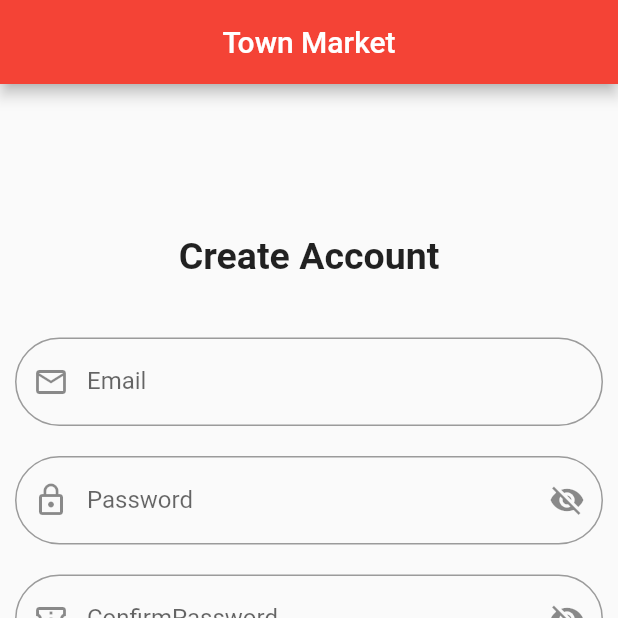
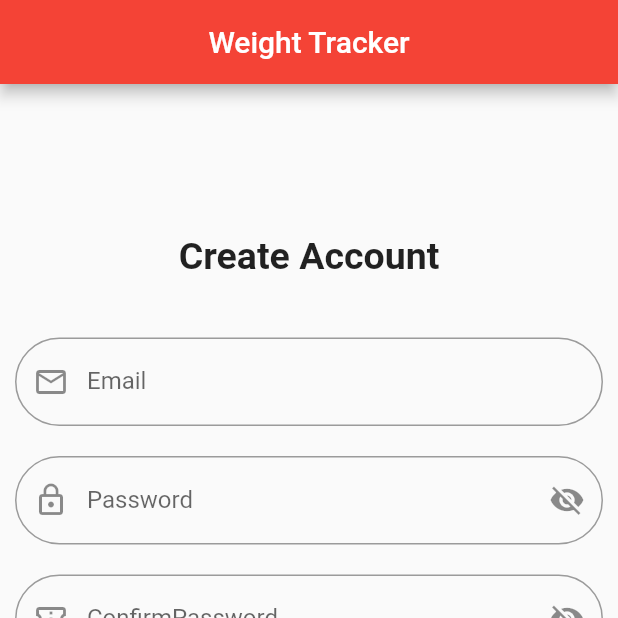
Before and after one commit to Bassem9999/myTask, a Flutter app: the LoginPage screen opened directly, after a tap on "Login", after a tap on "create One", on a phone screen of 412 x 824 dp, the top half of it. Run offline on Flutter 3.47's test engine with Material 2 defaults, Android fonts, the phone set to English and light mode, and no system bars; our stand-ins replace cloud_firestore, firebase_auth, firebase_core, flutter_riverpod, shared_preferences; accounts and stored records are empty.

Commit message:
first commit

```diff
--- a/lib/controller/appStates.dart
+++ /dev/null
@@ -1,21 +0,0 @@
-abstract class AppStates{}
-
-class NewsIntialState extends AppStates{}
-
-class ChangeChoiceState extends AppStates{}
-
-class AddtoCartState extends AppStates{}
-
-class PasswordVisibilityState extends AppStates{}
-
-class LoginLoadingState extends AppStates{}
-
-class LoginNotLoadingState extends AppStates{}
-
-class SignUpLoadingState extends AppStates{}
-
-class SignUpNotLoadingState extends AppStates{}
-
-class DeleteWeightState extends AppStates{}
-
-class UpdateWeightState extends AppStates{}
--- /dev/null
+++ b/lib/model/model.dart
@@ -0,0 +1,20 @@
+
+
+class WeightsModel{
+ late String weight;
+ late String time;
+
+
+  WeightsModel(this.weight,this.time);
+  WeightsModel.fromJson(var json){
+    weight = json['weight'];
+    time = json['time'];
+  }
+
+  Map<String,dynamic> toJson(){
+    return {'weight':weight, 'time':time};
+  }
+
+
+
+}
--- a/lib/view/login.dart
+++ b/lib/view/login.dart
@@ -1,20 +1,15 @@
 import 'package:flutter/material.dart';
-import 'package:flutter_bloc/flutter_bloc.dart';
-import '../controller/appStates.dart';
-import '../controller/appCubit.dart';
-import '../model/components.dart';
+import '../components.dart';
+import '../view_model/view_model.dart';
 import 'signup.dart';
 
 class LoginPage extends StatelessWidget {
-  const LoginPage({Key? key}) : super(key: key);
+   LoginPage({Key? key}) : super(key: key);
 
+   AppViewModel viewModel = AppViewModel();
   @override
   Widget build(BuildContext context) {
-    return BlocConsumer<AppCubit,AppStates>(
-      listener: (context, state) {},
-      builder: (context, state) {
-      var cubit = AppCubit.get(context);
-      return Scaffold(
+    return Scaffold(
       appBar: AppBar(title: const Text("Weight Tracker"),
       centerTitle: true,
       automaticallyImplyLeading: false, ),
@@ -32,10 +27,10 @@ class LoginPage extends StatelessWidget {
                   const SizedBox(height: 30,),
 
                    myTextField('Email',Icons.email_outlined ,const Icon(null) ,(){},loginemail,false,myvalEmail),
-                   myTextField('Password',Icons.lock_outline,cubit.isvisible? const Icon(Icons.visibility_off):const Icon(Icons.visibility) ,cubit.visibility,loginpassword,cubit.isvisible,myvalPassword),
+                   myTextField('Password',Icons.lock_outline,viewModel.isvisible? const Icon(Icons.visibility_off):const Icon(Icons.visibility) ,viewModel.visibility,loginpassword,viewModel.isvisible,myvalPassword),
 
-                  ElevatedButton(onPressed:(){cubit.login(context);},
-                   child: cubit.loginTap? Container(
+                  ElevatedButton(onPressed:(){viewModel.login(context);},
+                   child: viewModel.loginTap? Container(
                     margin: const EdgeInsets.symmetric(horizontal: 122,vertical: 10),child: const CircularProgressIndicator(color: Colors.white,strokeWidth:4.5 ,)) :
                    const Text("Login ",style: TextStyle(fontSize: 18),),
                   style: ElevatedButton.styleFrom(
@@ -55,6 +50,6 @@ class LoginPage extends StatelessWidget {
           )
         ],
       ),
-    );});
+    );
   }
 }
--- a/lib/view/signup.dart
+++ b/lib/view/signup.dart
@@ -1,21 +1,16 @@
 import 'package:flutter/material.dart';
-import 'package:flutter_bloc/flutter_bloc.dart';
-import '../controller/appCubit.dart';
-import '../controller/appStates.dart';
-import '../model/components.dart';
+import '../components.dart';
+import '../view_model/view_model.dart';
 import 'login.dart';
 
 class SignUpPage extends StatelessWidget {
-  const SignUpPage({Key? key}) : super(key: key);
+ SignUpPage({Key? key}) : super(key: key);
 
+      AppViewModel viewModel = AppViewModel();
   @override
   Widget build(BuildContext context) {
-    return BlocConsumer<AppCubit,AppStates>(
-      listener: (context, state) {},
-      builder: (context, state) {
-      var cubit = AppCubit.get(context);
-      return Scaffold(
-      appBar: AppBar(title: const Text("Town Market"),
+    return Scaffold(
+      appBar: AppBar(title: const Text("Weight Tracker"),
       centerTitle: true,
       automaticallyImplyLeading: false,
       ),
@@ -32,10 +27,10 @@ class SignUpPage extends StatelessWidget {
                   const Text("Create Account",style: TextStyle(fontSize: 25,fontWeight: FontWeight.bold),),
                   const SizedBox(height: 30,),
                    myTextField('Email',Icons.email_outlined ,const Icon(null),null,createemail,false,myvalEmail),
-                   myTextField('Password',Icons.lock_outline ,cubit.isvisible? const Icon(Icons.visibility_off):const Icon(Icons.visibility) ,cubit.visibility,createpassword,cubit.isvisible,myvalPassword),
-                   myTextField('ConfirmPassword',Icons.confirmation_number_outlined,cubit.isvisible? const Icon(Icons.visibility_off):const Icon(Icons.visibility) ,cubit.visibility,confirmpassword,cubit.isvisible,myvalConfirmPassword),
+                   myTextField('Password',Icons.lock_outline ,viewModel.isvisible? const Icon(Icons.visibility_off):const Icon(Icons.visibility) ,viewModel.visibility,createpassword,viewModel.isvisible,myvalPassword),
+                   myTextField('ConfirmPassword',Icons.confirmation_number_outlined,viewModel.isvisible? const Icon(Icons.visibility_off):const Icon(Icons.visibility) ,viewModel.visibility,confirmpassword,viewModel.isvisible,myvalConfirmPassword),
 
-                  ElevatedButton(onPressed:(){cubit.signUp(context);}, child:cubit.signupTap? Container(
+                  ElevatedButton(onPressed:(){viewModel.signUp(context);}, child: viewModel.signupTap? Container(
                     margin: const EdgeInsets.symmetric(horizontal: 122,vertical: 10),child: const CircularProgressIndicator(color: Colors.white,strokeWidth:4.5 ,)) :
                    const Text("Create Account ",style: TextStyle(fontSize: 17),),
                   style: ElevatedButton.styleFrom(
@@ -48,7 +43,7 @@ class SignUpPage extends StatelessWidget {
                     mainAxisAlignment: MainAxisAlignment.center,
                       children: [
                          const Text("Already have Account? ",),
-                         TextButton(child:const Text("Login "),onPressed: (){myPushNavigator(context,const LoginPage());},),
+                         TextButton(child:const Text("Login "),onPressed: (){myPushNavigator(context, LoginPage());},),
                       ],
                     ),
                 ],
@@ -57,6 +52,6 @@ class SignUpPage extends StatelessWidget {
           )
         ],
       ),
-    );});
+    );
 }
 }
--- a/lib/controller/appCubit.dart
+++ b/lib/view_model/view_model.dart
@@ -1,24 +1,33 @@
 import 'package:cloud_firestore/cloud_firestore.dart';
 import 'package:firebase_auth/firebase_auth.dart';
 import 'package:flutter/material.dart';
-import 'package:flutter_bloc/flutter_bloc.dart';
+import 'package:flutter_riverpod/flutter_riverpod.dart';
 import 'package:shared_preferences/shared_preferences.dart';
-import '../model/components.dart';
+
+import '../components.dart';
 import '../view/home.dart';
-import 'appStates.dart';
 
+final _firestore = FirebaseFirestore.instance;
+  final _auth = FirebaseAuth.instance;
 
-class AppCubit extends Cubit<AppStates>{
-  AppCubit() : super(NewsIntialState());
+ final dataProvider = StreamProvider<QuerySnapshot>(((ref) => getdata().asStream()));
 
- static AppCubit get(context) => BlocProvider.of(context);
+Future<QuerySnapshot>getdata()async{
+   var data = await _firestore.collection('weights').orderBy('time',descending: true).get();
+   return data;
+   }
+
+   final indexProvider = StateProvider<int>(((ref) => 0));
+
+ class AppViewModel{
 
   bool loginTap = false;
   bool signupTap = false;
   bool isvisible = true;
 
-  final _firestore = FirebaseFirestore.instance;
-  final _auth = FirebaseAuth.instance;
+  String userEmail = loginemail.text;
+
+
 
 showUpdatedialog(context,String text){
     return showDialog(context: context, builder: (context){
@@ -56,7 +65,6 @@ showUpdatedialog(context,String text){
 
     visibility(){
       isvisible = !isvisible;
-      emit(PasswordVisibilityState());
     }
 
 
@@ -66,17 +74,14 @@ showUpdatedialog(context,String text){
     currentData!.save();
     if(currentData.validate()){
       loginTap = true;
-      emit(LoginLoadingState());
     await _auth.signInWithEmailAndPassword(email: loginemail.text.trim(), password: loginpassword.text.trim()).then((value) {
       prefernces.setBool('login',true);
-      print(prefernces.getBool('login').toString());
-      myPushNavigator(context,HomeScreen());
+      prefernces.setString('email',loginemail.text);
+      myReplaceNavigator(context,HomePage());
        loginTap = false;
-      emit(LoginNotLoadingState());
       print("success");
     }).catchError((onError){
       loginTap = false;
-      emit(LoginNotLoadingState());
       print(onError.toString());
       showdialog(context,"Some thing went Wrong",null,Colors.black);
     });
@@ -90,17 +95,14 @@ showUpdatedialog(context,String text){
     currentData!.save();
     if(currentData.validate()){
       signupTap = true;
-      emit(SignUpLoadingState());
     await _auth.createUserWithEmailAndPassword(email: createemail.text.trim(), password: createpassword.text.trim()).then((value) {
       prefernces.setBool('login',true);
       print(prefernces.getBool('login').toString());
-      myPushNavigator(context,HomeScreen());
+      myReplaceNavigator(context,HomePage());
       signupTap = false;
-      emit(SignUpNotLoadingState());
       print("success");
     }).catchError((onError){
       signupTap = false;
-      emit(SignUpNotLoadingState());
       print(onError.toString());
       showdialog(context, "Email not valid",null,Colors.white);
     });
@@ -117,7 +119,6 @@ showUpdatedialog(context,String text){
     await _firestore.collection(collection).doc(p_name).set(mydata).then(((value) {
     weight.text = "";
     snackbar(context, "Item was Added successfully");
-    emit(AddtoCartState());
     }));
   }
 
@@ -126,7 +127,6 @@ showUpdatedialog(context,String text){
     Navigator.pop(context);
     snackbar(context, "Item was Updated successfully");
     update.text = "";
-    emit(UpdateWeightState());
     });
 
   }
@@ -134,7 +134,6 @@ showUpdatedialog(context,String text){
    deleteWeight(context,String document)async{
     await _firestore.collection('weights').doc(document).delete().then((value) {
       snackbar(context, "Item was Deleted successfully");
-      emit(DeleteWeightState());
       print("success");
     });
 
@@ -185,5 +184,4 @@ String? myvalConfirmPassword(text){
      }
 
 }
-
 }
--- a/pubspec.yaml
+++ b/pubspec.yaml
@@ -36,7 +36,7 @@ dependencies:
   # The following adds the Cupertino Icons font to your application.
   # Use with the CupertinoIcons class for iOS style icons.
   cupertino_icons: ^1.0.2
-  flutter_bloc: ^8.1.1
+  flutter_riverpod: ^2.1.3
   cloud_firestore: ^4.0.5
   firebase_auth: ^4.1.5
   shared_preferences: ^2.0.15
```
Also changed, not shown: lib/main.dart (+9 -15 lines), lib/view/home.dart (+32 -89 lines), lib/view/homeScreen.dart (added, +90 -0 lines), lib/view/profile.dart (added, +28 -0 lines), lib/components.dart (renamed from lib/model/components.dart), pubspec.lock, 1 other file. Lines whose indentation alone changed are shown as unchanged.
